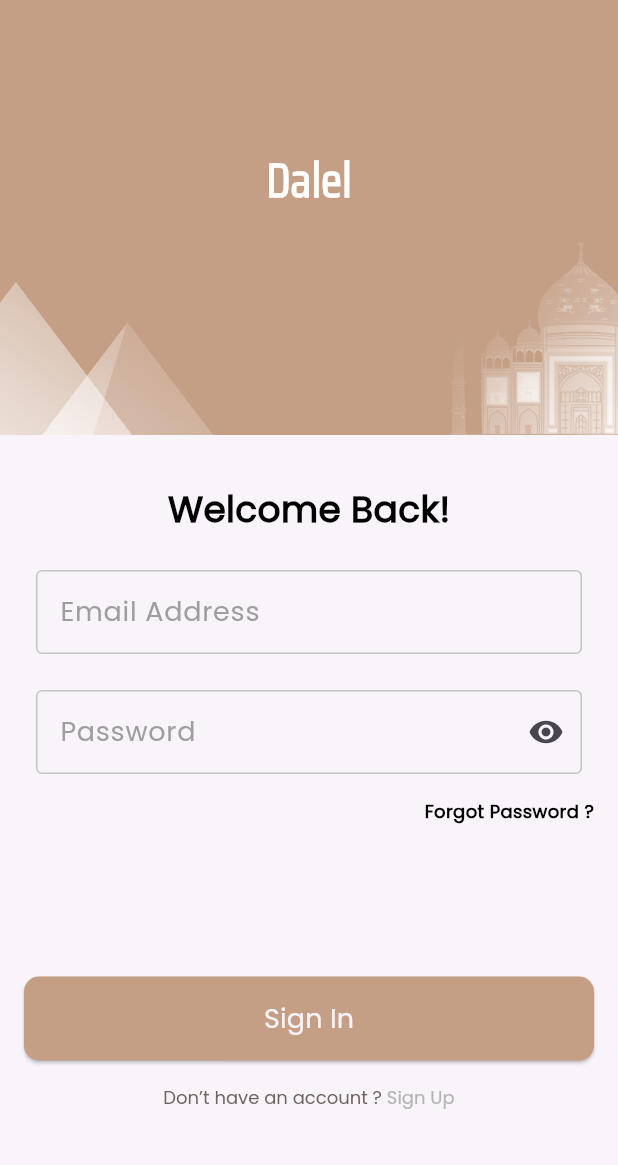
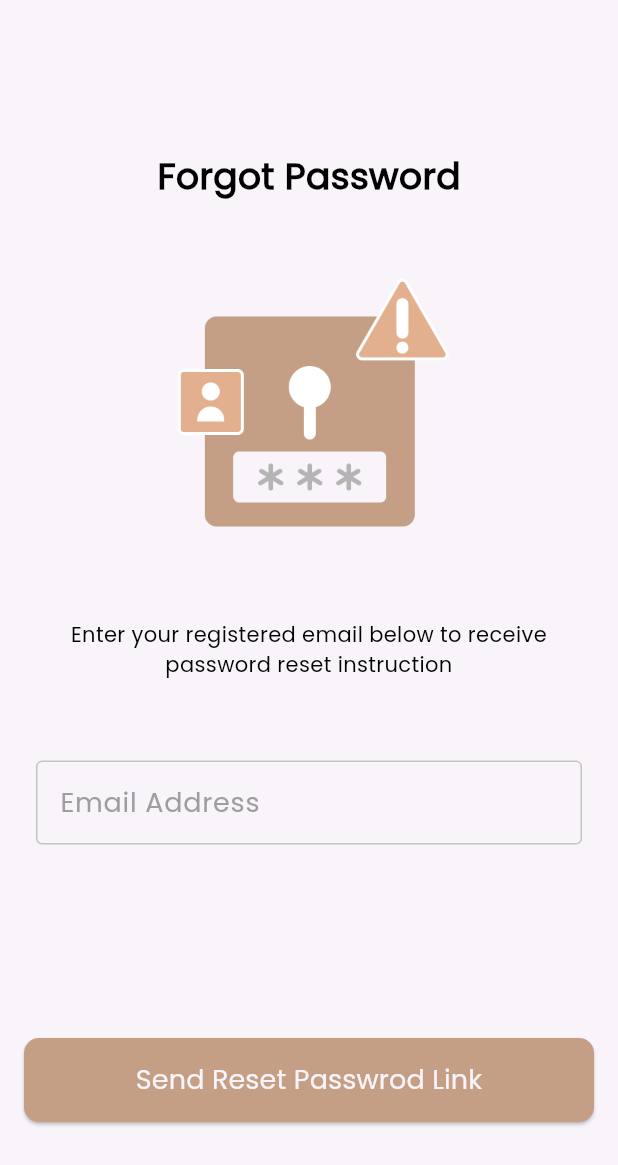
Before and after one commit to AliMohamed-Ali/dalel, a Flutter app: the LoginView screen opened by its route, after a tap on "Forgot Password ?", on a phone screen of 412 x 824 dp. Shown: the top 1165 px of the screen. Run offline on Flutter 3.47's test engine with Material 3 defaults, Android fonts, the phone set to English and light mode, and no system bars; our stand-ins replace firebase_auth, firebase_core, flutter_bloc, flutter_svg, fluttertoast, get_it and 3 more; accounts and stored records are empty.

Commit message:
reset password

```diff
--- a/lib/core/routes/app_router.dart
+++ b/lib/core/routes/app_router.dart
@@ -1,4 +1,5 @@
 import 'package:dalel/features/auth/presentation/auth_cubit/cubit/auth_cubit.dart';
+import 'package:dalel/features/auth/presentation/views/forget_password_view.dart';
 import 'package:dalel/features/auth/presentation/views/login_view.dart';
 import 'package:dalel/features/auth/presentation/views/sign_up_view.dart';
 import 'package:dalel/features/home/presentation/views/home_view.dart';
@@ -32,6 +33,13 @@ final GoRouter router = GoRouter(
       ),
     ),
     GoRoute(
+      path: '/forgetPassword',
+      builder: (context, state) => BlocProvider(
+        create: (context) => AuthCubit(),
+        child: const ForgetPasswordView(),
+      ),
+    ),
+    GoRoute(
       path: '/home',
       builder: (context, state) => const HomeView(),
     ),
--- a/lib/features/auth/presentation/auth_cubit/cubit/auth_cubit.dart
+++ b/lib/features/auth/presentation/auth_cubit/cubit/auth_cubit.dart
@@ -9,6 +9,7 @@ class AuthCubit extends Cubit<AuthState> {
   bool termsAndCondition = false;
   GlobalKey<FormState> signUpKey = GlobalKey();
   GlobalKey<FormState> logInKey = GlobalKey();
+  GlobalKey<FormState> forgotPasswordKey = GlobalKey();
   bool isShowPassword = false;
   signUpWithEmailAndPassword() async {
     try {
@@ -67,7 +68,15 @@ class AuthCubit extends Cubit<AuthState> {
     termsAndCondition = newValue;
     emit(TermsAndConditionUpdate());
   }
-
+  resetPasswordWithLink () async{
+    try {
+      emit(ResetPasswordLoadingState());
+   await FirebaseAuth.instance.sendPasswordResetEmail(email: emailAddress!);
+      emit(ResetPasswordSuccessState());
+    } catch (e) {
+      emit(ResetPasswordFailureState(errorMessage: e.toString()));
+    }
+  }
   showPassoword() {
     isShowPassword = !isShowPassword;
     emit(ShowPasswordState());
--- a/lib/features/auth/presentation/auth_cubit/cubit/auth_state.dart
+++ b/lib/features/auth/presentation/auth_cubit/cubit/auth_state.dart
@@ -22,6 +22,16 @@ final class LoginFailureState extends AuthState {
   LoginFailureState({required this.errorMessage});
 }
 
+final class ResetPasswordLoadingState extends AuthState {}
+
+final class ResetPasswordSuccessState extends AuthState {}
+
+final class ResetPasswordFailureState extends AuthState {
+  final String errorMessage;
+
+  ResetPasswordFailureState({required this.errorMessage});
+}
+
 final class TermsAndConditionUpdate extends AuthState {}
 
 final class ShowPasswordState extends AuthState {}
--- /dev/null
+++ b/lib/features/auth/presentation/views/forget_password_view.dart
@@ -0,0 +1,39 @@
+import 'package:dalel/core/utils/app_assets.dart';
+import 'package:dalel/core/utils/app_strings.dart';
+import 'package:dalel/core/utils/app_text_stylies.dart';
+import 'package:dalel/features/auth/presentation/views/widgets/custom_forgote_password.dart';
+import 'package:dalel/features/auth/presentation/views/widgets/welcome_text.dart';
+import 'package:flutter/material.dart';
+
+class ForgetPasswordView extends StatelessWidget {
+  const ForgetPasswordView({super.key});
+
+  @override
+  Widget build(BuildContext context) {
+    return Scaffold(
+        body: Padding(
+      padding: const EdgeInsets.symmetric(horizontal: 16),
+      child: CustomScrollView(
+        slivers: [
+          const SliverToBoxAdapter(child: SizedBox(height: 100)),
+          const SliverToBoxAdapter(
+              child: WelcomeTextWidget(text: AppStrings.forgotPasswordPage)),
+          const SliverToBoxAdapter(child: SizedBox(height: 30)),
+          SliverToBoxAdapter(
+              child: Image.asset(Assets.imagesForgotPassword, height: 235)),
+          const SliverToBoxAdapter(child: SizedBox(height: 14)),
+          SliverToBoxAdapter(
+              child: Text(
+            "Enter your registered email below to receive password reset instruction",
+            style: AppTextStylies.poppins400Style16.copyWith(fontSize: 14),
+            textAlign: TextAlign.center,
+          )),
+          const SliverToBoxAdapter(child: SizedBox(height: 30)),
+          const SliverToBoxAdapter(
+            child: CustomForgotPasswordForm(),
+          )
+        ],
+      ),
+    ));
+  }
+}
--- a/lib/features/auth/presentation/views/login_view.dart
+++ b/lib/features/auth/presentation/views/login_view.dart
@@ -22,7 +22,7 @@ class LoginView extends StatelessWidget {
             child: SizedBox(height: 32),
           ),
           const SliverToBoxAdapter(
-            child: WelcomeText(text: AppStrings.welcomeBack),
+            child: WelcomeTextWidget(text: AppStrings.welcomeBack),
           ),
           const SliverToBoxAdapter(
             child: CustomLoginForm(),
--- a/lib/features/auth/presentation/views/sign_up_view.dart
+++ b/lib/features/auth/presentation/views/sign_up_view.dart
@@ -18,7 +18,7 @@ class SignUpView extends StatelessWidget {
           slivers: [
             const SliverToBoxAdapter(child: SizedBox(height: 108)),
             const SliverToBoxAdapter(
-                child: WelcomeText(
+                child: WelcomeTextWidget(
               text: AppStrings.welcome,
             )),
             const SliverToBoxAdapter(child: SizedBox(height: 16)),
--- /dev/null
+++ b/lib/features/auth/presentation/views/widgets/custom_forgote_password.dart
@@ -0,0 +1,57 @@
+import 'package:dalel/core/function/custom_toast.dart';
+import 'package:dalel/core/function/navigation.dart';
+import 'package:dalel/core/utils/app_colors.dart';
+import 'package:dalel/core/utils/app_strings.dart';
+import 'package:dalel/core/widgets/custom_btn.dart';
+import 'package:dalel/features/auth/presentation/auth_cubit/cubit/auth_cubit.dart';
+import 'package:dalel/features/auth/presentation/auth_cubit/cubit/auth_state.dart';
+import 'package:dalel/features/auth/presentation/views/widgets/custom_text_filed.dart';
+import 'package:flutter/material.dart';
+import 'package:flutter_bloc/flutter_bloc.dart';
+
+class CustomForgotPasswordForm extends StatelessWidget {
+  const CustomForgotPasswordForm({super.key});
+
+  @override
+  Widget build(BuildContext context) {
+    AuthCubit authCubit = BlocProvider.of<AuthCubit>(context);
+    return BlocConsumer<AuthCubit, AuthState>(
+      listener: (context, state) {
+        if (state is ResetPasswordSuccessState) {
+          showToast("Check Your Email");
+          customReplacementNavigation(context, "/login");
+        } else if (state is ResetPasswordFailureState) {
+          showToast(state.errorMessage);
+        }
+      },
+      builder: (context, state) {
+        return Form(
+          key: authCubit.forgotPasswordKey,
+          child: Column(
+            children: [
+              CustomTextFormField(
+                label: AppStrings.emailAddress,
+                onChanged: (emailAddress) =>
+                    authCubit.emailAddress = emailAddress,
+              ),
+              const SizedBox(height: 129),
+              state is ResetPasswordLoadingState
+                  ? CircularProgressIndicator(
+                      color: AppColors.primaryColor,
+                    )
+                  : CustomButton(
+                      text: AppStrings.sendResetPasswordLink,
+                      onPressed: () {
+                        if (authCubit.forgotPasswordKey.currentState!
+                            .validate()) {
+                          authCubit.resetPasswordWithLink();
+                        }
+                      },
+                    )
+            ],
+          ),
+        );
+      },
+    );
+  }
+}
--- a/lib/features/auth/presentation/views/widgets/forget_password_widget.dart
+++ b/lib/features/auth/presentation/views/widgets/forget_password_widget.dart
@@ -1,3 +1,4 @@
+import 'package:dalel/core/function/navigation.dart';
 import 'package:dalel/core/utils/app_strings.dart';
 import 'package:dalel/core/utils/app_text_stylies.dart';
 import 'package:flutter/material.dart';
@@ -10,7 +11,9 @@ class ForgetPasswordWidget extends StatelessWidget {
     return Align(
       alignment: Alignment.centerRight,
       child: GestureDetector(
-        onTap: () {},
+        onTap: () {
+          customNavigation(context, "/forgetPassword");
+        },
         child: Text(
           AppStrings.forgotPassword,
           style: AppTextStylies.poppins600Style24.copyWith(fontSize: 12),
--- a/lib/features/auth/presentation/views/widgets/welcome_text.dart
+++ b/lib/features/auth/presentation/views/widgets/welcome_text.dart
@@ -1,8 +1,8 @@
 import 'package:dalel/core/utils/app_text_stylies.dart';
 import 'package:flutter/material.dart';
 
-class WelcomeText extends StatelessWidget {
-  const WelcomeText({super.key, required this.text});
+class WelcomeTextWidget extends StatelessWidget {
+  const WelcomeTextWidget({super.key, required this.text});
   final String text;
 
   @override
```
Also changed, not shown: lib/core/utils/app_strings.dart (line endings or trailing spaces).
